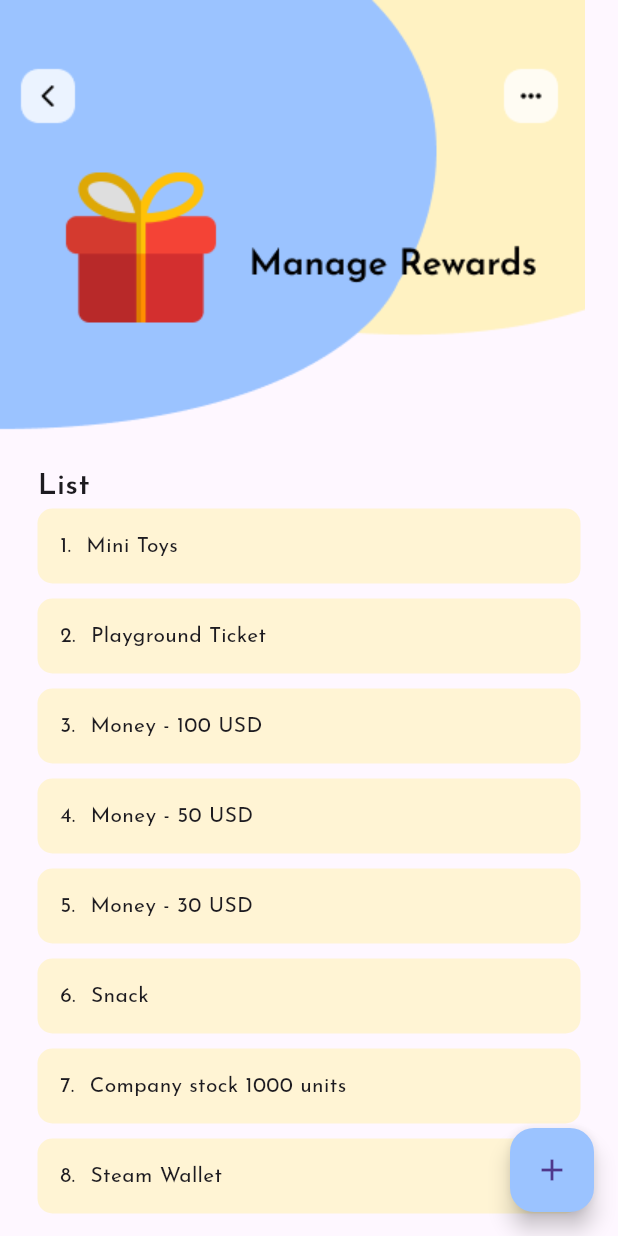
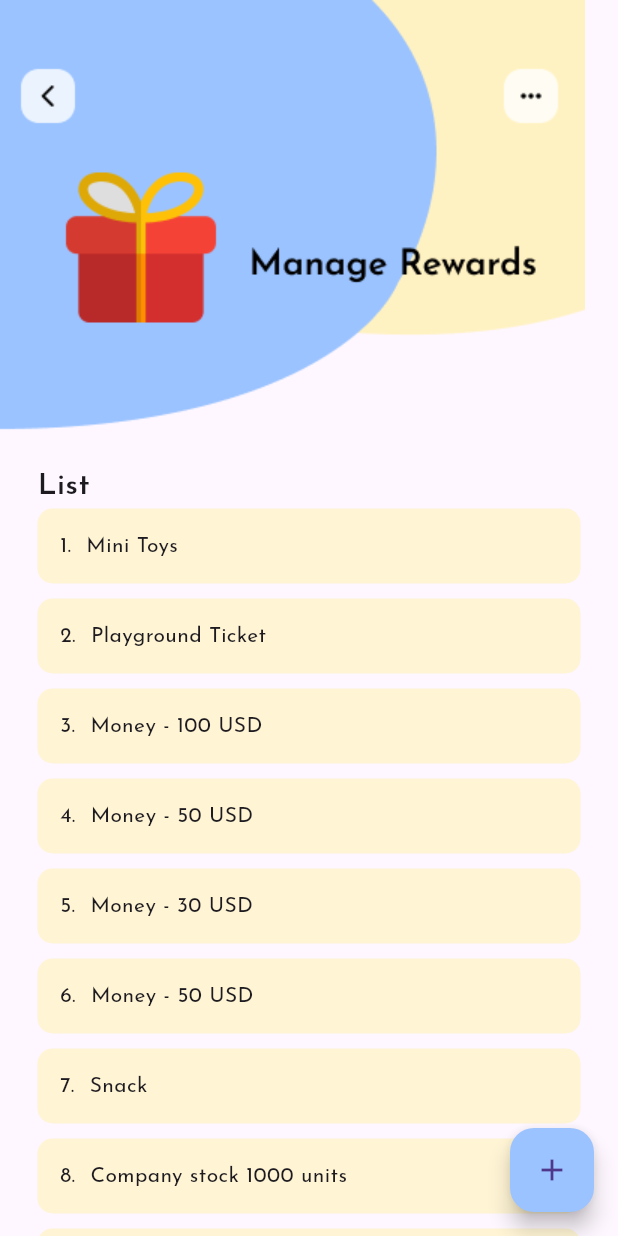
Before and after one commit to ahmadfatihin/kids_chore_app, a Flutter app: the RewardScreen screen opened by its route, on a phone screen of 412 x 824 dp. Run offline on Flutter 3.47's test engine with Material 3 defaults, Android fonts, the phone set to English and light mode, and no system bars; our stand-ins replace get_it, go_router, google_fonts, hive, hive_flutter, injectable and 1 more; accounts and stored records are empty.

```diff
--- a/lib/feature/reward/reward.dart
+++ b/lib/feature/reward/reward.dart
@@ -11,6 +11,7 @@ class RewardScreen extends StatelessWidget {
       'Money - 100 USD',
       'Money - 50 USD',
       'Money - 30 USD',
+      'Money - 50 USD',
       'Snack',
       'Company stock 1000 units',
       'Steam Wallet'
```
Also changed, not shown: .github/workflows/ai_code_reviewer.yaml.
